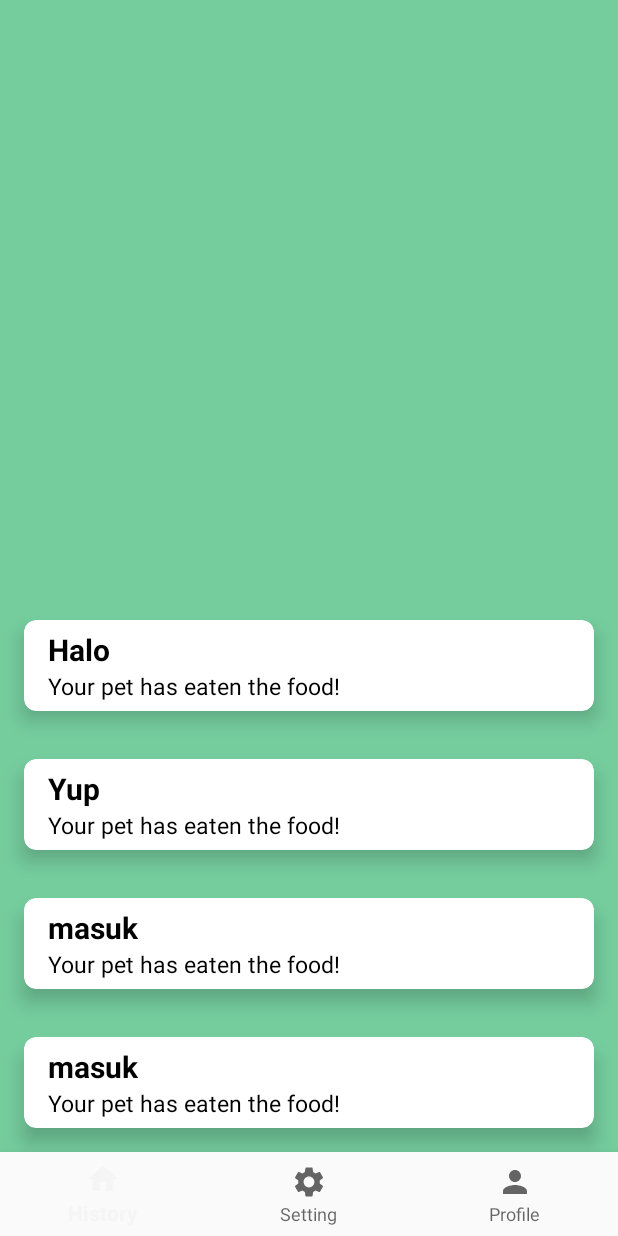
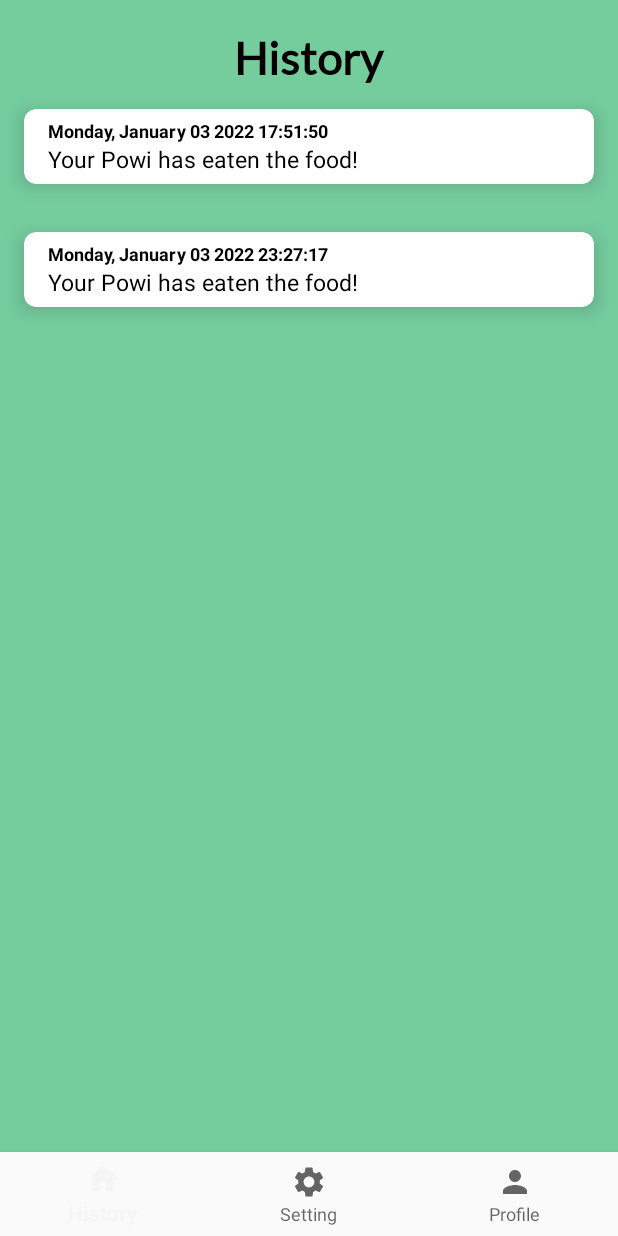
Before and after one commit to Nawitra/petcare, an Android app: the HistoryActivity screen opened directly, with no data from a screen before it, on a phone screen of 412 x 824 dp. Run offline under Robolectric (Android 15) with nearby library versions, the phone set to English and light mode, and no system bars; our stand-ins replace Firebase (no records; nobody signed in at launch, a user with empty details on screens opened directly).

Commit message:
w/out notif

```diff
--- a/app/src/main/java/com/seventhgroup/petcare/activity/HistoryActivity.kt
+++ b/app/src/main/java/com/seventhgroup/petcare/activity/HistoryActivity.kt
@@ -42,12 +42,10 @@ class HistoryActivity : AppCompatActivity() {
             historyArrayList.add("Shit")
             Toast.makeText(this, "Refresh", Toast.LENGTH_SHORT).show()
             Toast.makeText(this, historyArrayList.toString(), Toast.LENGTH_SHORT).show()
-        }
-  */      getDateData()
+        }*/
 
-        historyArrayList.add("Halo")
-        historyArrayList.add("Yup")
-        Toast.makeText(this, historyArrayList.toString(), Toast.LENGTH_SHORT).show()
+        historyArrayList.add("Monday, January 03 2022 17:51:50")
+        historyArrayList.add("Monday, January 03 2022 23:27:17")
         showRecyclerList()
 
 
@@ -82,7 +80,6 @@ class HistoryActivity : AppCompatActivity() {
                     date = i.key.toString()
                     historyArrayList.add(i.key!!)
                 }
-                historyArrayList.add("masuk")
             }
 
             override fun onCancelled(error: DatabaseError) {
--- a/app/src/main/java/com/seventhgroup/petcare/activity/LoginActivity.kt
+++ b/app/src/main/java/com/seventhgroup/petcare/activity/LoginActivity.kt
@@ -70,7 +70,7 @@ class LoginActivity : AppCompatActivity() {
         super.onStart()
         val user = firebaseUser
         user?.let {
-            val mIntent = Intent(this@LoginActivity, MainActivity::class.java)
+            val mIntent = Intent(this@LoginActivity, HistoryActivity::class.java)
             startActivity(mIntent)
             finish()
         }
--- a/app/src/main/java/com/seventhgroup/petcare/activity/MainActivity.kt
+++ b/app/src/main/java/com/seventhgroup/petcare/activity/MainActivity.kt
@@ -17,7 +17,5 @@ class MainActivity:AppCompatActivity() {
 
         supportActionBar?.hide()
 
-        val navController = findNavController(R.id.nav_fragment)
-        binding.bottomNavigationView.setupWithNavController(navController)
     }
 }
--- a/app/src/main/res/layout/activity_history.xml
+++ b/app/src/main/res/layout/activity_history.xml
@@ -8,10 +8,25 @@
     android:background="@color/background"
     tools:context=".activity.HistoryActivity">
 
+    <TextView
+        android:id="@+id/history_title"
+        android:layout_width="match_parent"
+        android:layout_height="wrap_content"
+        android:layout_marginStart="15dp"
+        android:layout_marginTop="20dp"
+        android:layout_marginEnd="16dp"
+        android:fontFamily="@font/lato_reguler"
+        android:gravity="center_horizontal"
+        android:text="History"
+        android:textColor="@color/black"
+        android:textSize="30sp"
+        android:textStyle="bold"/>
+
     <androidx.recyclerview.widget.RecyclerView
         android:id="@+id/rv_historyList"
         android:layout_width="match_parent"
         android:layout_height="wrap_content"
+        android:layout_below="@id/history_title"
         android:layout_above="@id/bottom_navigation_history"
         tools:listitem="@layout/history_item" />
 
--- a/app/src/main/res/layout/history_item.xml
+++ b/app/src/main/res/layout/history_item.xml
@@ -17,17 +17,15 @@
         <LinearLayout
             android:layout_width="wrap_content"
             android:layout_height="wrap_content"
-            android:layout_gravity="center_vertical"
             android:orientation="horizontal">
 
             <TextView
                 android:id="@+id/tv_hist_date"
                 android:layout_width="wrap_content"
                 android:layout_height="wrap_content"
-                android:layout_gravity="end|right"
                 android:text="Date"
                 android:textColor="@color/black"
-                android:textSize="20sp"
+                android:textSize="12sp"
                 android:textStyle="bold" />
 
         </LinearLayout>
@@ -35,14 +33,13 @@
         <LinearLayout
             android:layout_width="wrap_content"
             android:layout_height="wrap_content"
-            android:layout_gravity="center_vertical"
             android:orientation="horizontal">
 
             <TextView
                 android:id="@+id/tv_hist_desc"
                 android:layout_width="wrap_content"
                 android:layout_height="wrap_content"
-                android:text="Your pet has eaten the food!"
+                android:text="Your Powi has eaten the food!"
                 android:textColor="@color/black"
                 android:textSize="15sp" />
 
```
